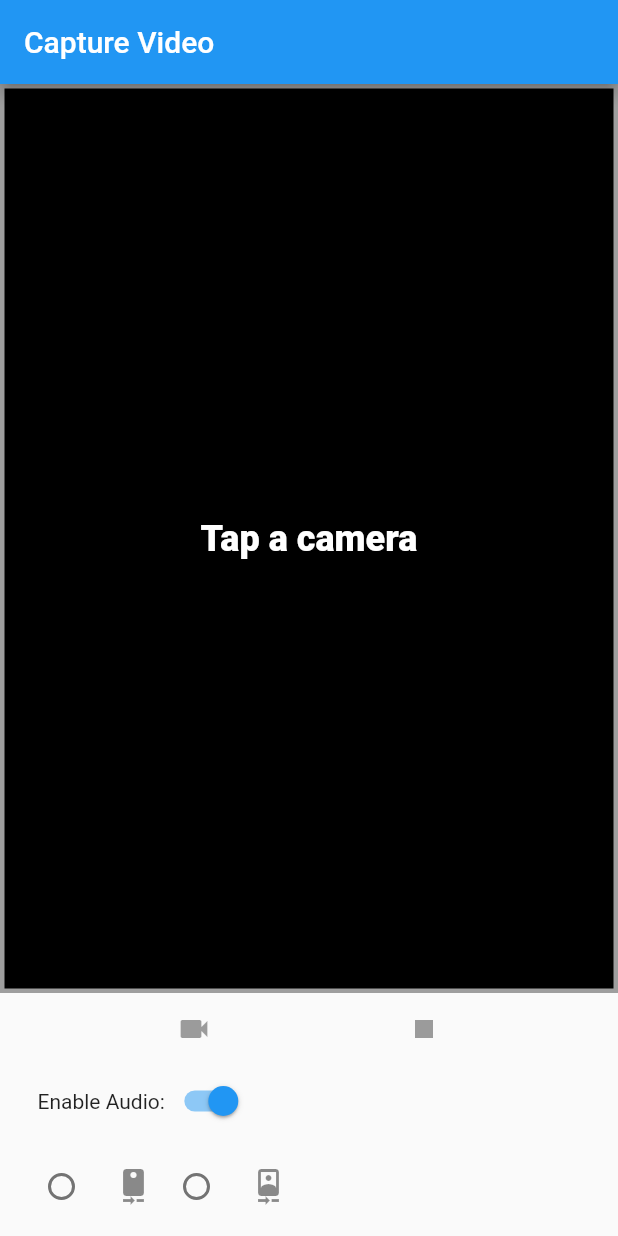
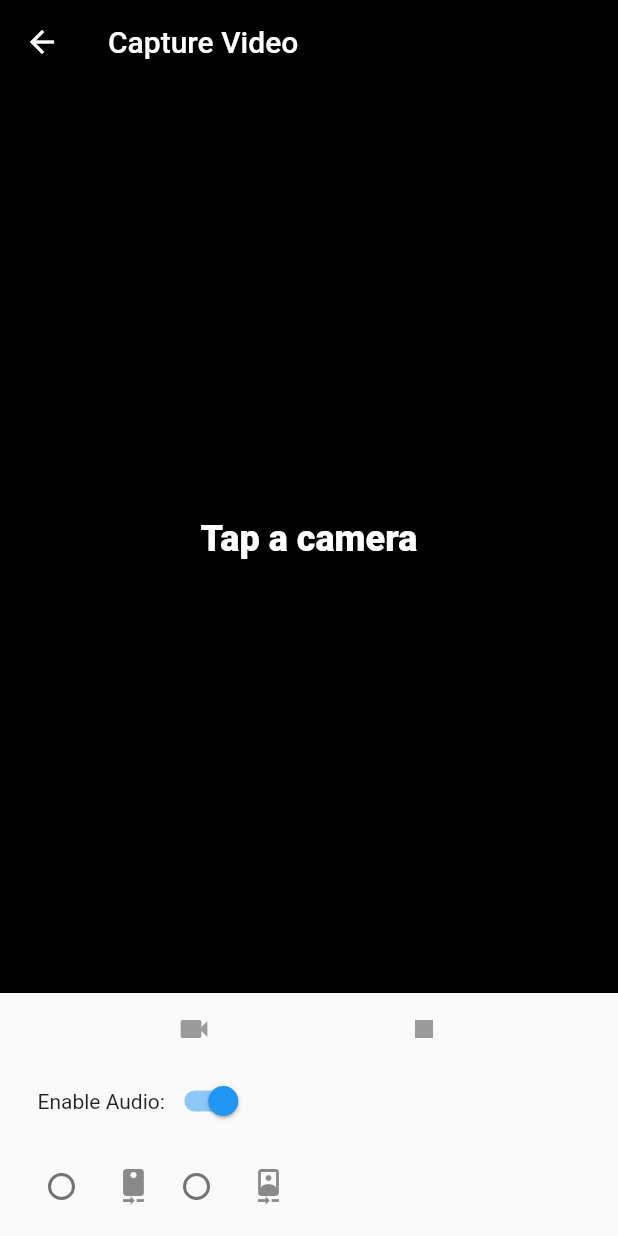
Before and after one commit to r1webs/flutter_video_capture, a Flutter app: the screen it shows after launch, item 2 of the bottom bar chosen, on a phone screen of 412 x 824 dp. Run offline on Flutter 3.47's test engine with Material 2 defaults, Android fonts, the phone set to English and light mode, and no system bars; our stand-ins replace camera, chewie, video_player.

Commit message:
Navigate back to landing page

```diff
--- a/lib/cature_video.dart
+++ b/lib/cature_video.dart
@@ -9,6 +9,8 @@ import 'package:camera/camera.dart';
 import 'package:flutter/material.dart';
 import 'package:path_provider/path_provider.dart';
 import 'package:video_player/video_player.dart';
+
+import 'main.dart';
 
 class CameraExampleHome extends StatefulWidget {
   @override
@@ -90,12 +92,12 @@ class _CameraExampleHomeState extends State<CameraExampleHome>
               ),
               decoration: BoxDecoration(
                 color: Colors.black,
-                border: Border.all(
-                  color: controller != null && controller.value.isRecordingVideo
-                      ? Colors.redAccent
-                      : Colors.grey,
-                  width: 3.0,
-                ),
+//                border: Border.all(
+//                  color: controller != null && controller.value.isRecordingVideo
+//                      ? Colors.redAccent
+//                      : Colors.grey,
+//                  width: 3.0,
+//                ),
               ),
             ),
           ),
@@ -300,7 +302,7 @@ class _CameraExampleHomeState extends State<CameraExampleHome>
       if(filePath != null){
         showInSnackBar('Recording will be stopped in 30 sec');
       }
-      var future = new Future.delayed(
+      Future.delayed(
           const Duration(milliseconds: 300000), setTimeOut);
     });
   }
@@ -448,23 +450,23 @@ class _CameraExampleHomeState extends State<CameraExampleHome>
   }
 }
 
-class CameraApp extends StatelessWidget {
-  @override
-  Widget build(BuildContext context) {
-    return MaterialApp(
-      home: CameraExampleHome(),
-    );
-  }
-}
+//class CameraApp extends StatelessWidget {
+//  @override
+//  Widget build(BuildContext context) {
+//    return MaterialApp(
+//      home: CameraExampleHome(),
+//    );
+//  }
+//}
 
-List<CameraDescription> cameras;
-
-Future<void> main1() async {
-  // Fetch the available cameras before initializing the app.
-  try {
-    cameras = await availableCameras();
-  } on CameraException catch (e) {
-    logError(e.code, e.description);
-  }
-  runApp(CameraApp());
-}
+//List<CameraDescription> cameras;
+//
+//Future<void> main1() async {
+//  // Fetch the available cameras before initializing the app.
+//  try {
+//    cameras = await availableCameras();
+//  } on CameraException catch (e) {
+//    logError(e.code, e.description);
+//  }
+//  runApp(CameraApp());
+//}
--- a/lib/main.dart
+++ b/lib/main.dart
@@ -6,9 +6,21 @@ import 'dart:io';
 import 'dart:io' as io;
 import 'package:video_player/video_player.dart';
 import 'chewie_list_item.dart';
+import 'package:camera/camera.dart';
 
+List<CameraDescription> cameras;
 
-void main() => runApp(MyApp());
+Future<void> main() async {
+  // Fetch the available cameras before initializing the app.
+  try {
+    cameras = await availableCameras();
+  } on CameraException catch (e) {
+    logError(e.code, e.description);
+  }
+  runApp(MyApp());
+}
+
+//void main() => runApp(MyApp());
 
 // Initiating App
 class MyApp extends StatelessWidget {
@@ -17,7 +29,7 @@ class MyApp extends StatelessWidget {
     return MaterialApp(
         title: 'TikTok',
         routes: {
-          '/capture': (context) => CameraApp()
+          '/capture': (context) => CameraExampleHome()
         },
         home: GetLocationPage(),
         builder: (BuildContext context, Widget child) {
@@ -26,7 +38,7 @@ class MyApp extends StatelessWidget {
             padding: EdgeInsets.only(bottom: 0.0),
           );
         },
-        theme: ThemeData(primaryColor: Colors.green));
+        theme: ThemeData(primaryColor: Colors.black));
   }
 }
 
@@ -118,8 +130,8 @@ class _GetLocationPageState extends State<GetLocationPage> {
             onTap: (int index) {
               if (index == 1) {
                 //getCameras();
-                main1();
-                //Navigator.pushNamed(context, '/capture');
+                //main1();
+                Navigator.pushNamed(context, '/capture');
               }
             },
             selectedItemColor: Colors.amber[800],
```
Also changed, not shown: 1 other file.
